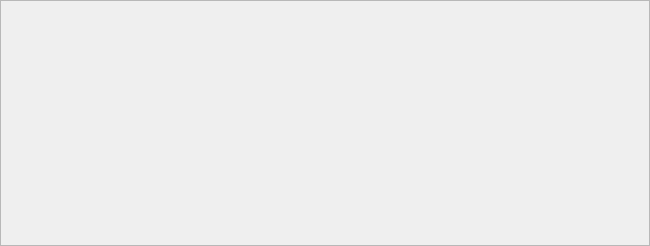
Qt form ui/remix.ui (StarixWoS/ReMix) before a commit.
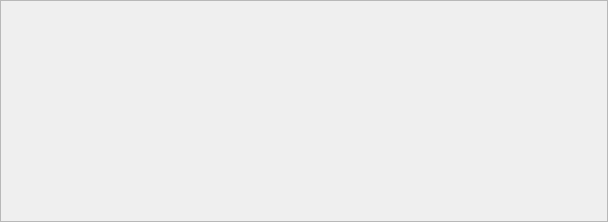
The same form after that commit.

Patch:
```diff
--- a/ui/remix.ui
+++ b/ui/remix.ui
@@ -6,14 +6,14 @@
    <rect>
     <x>0</x>
     <y>0</y>
-    <width>650</width>
-    <height>246</height>
+    <width>608</width>
+    <height>222</height>
    </rect>
   </property>
   <property name="minimumSize">
    <size>
     <width>608</width>
-    <height>196</height>
+    <height>222</height>
    </size>
   </property>
   <property name="maximumSize">
```
